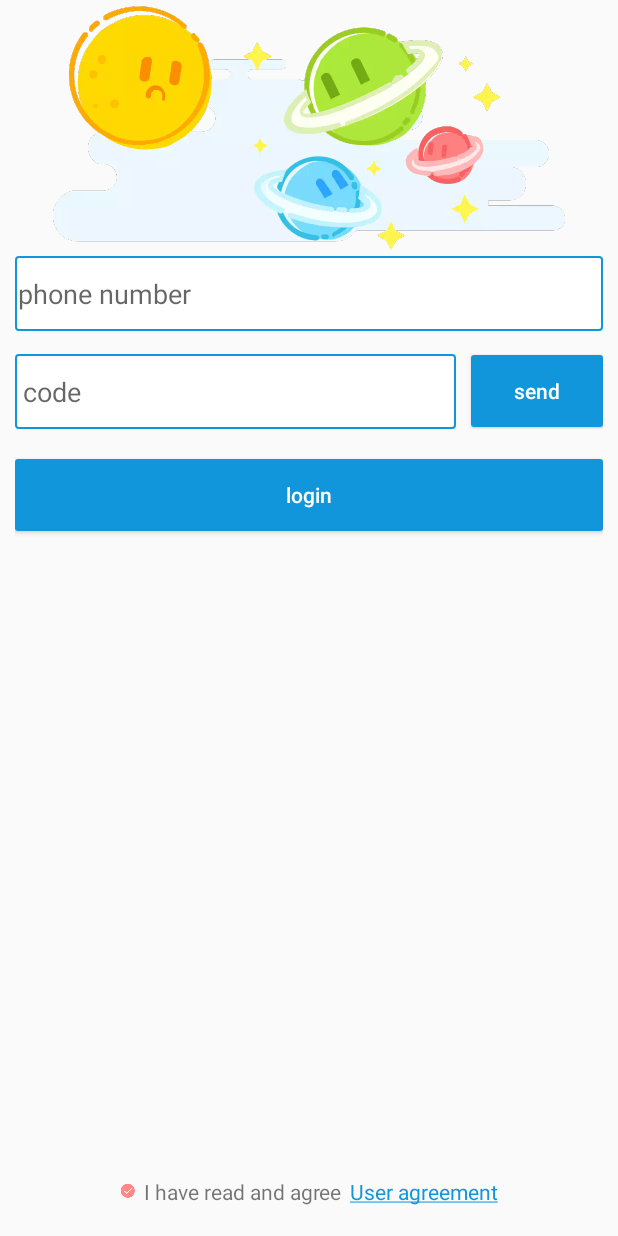
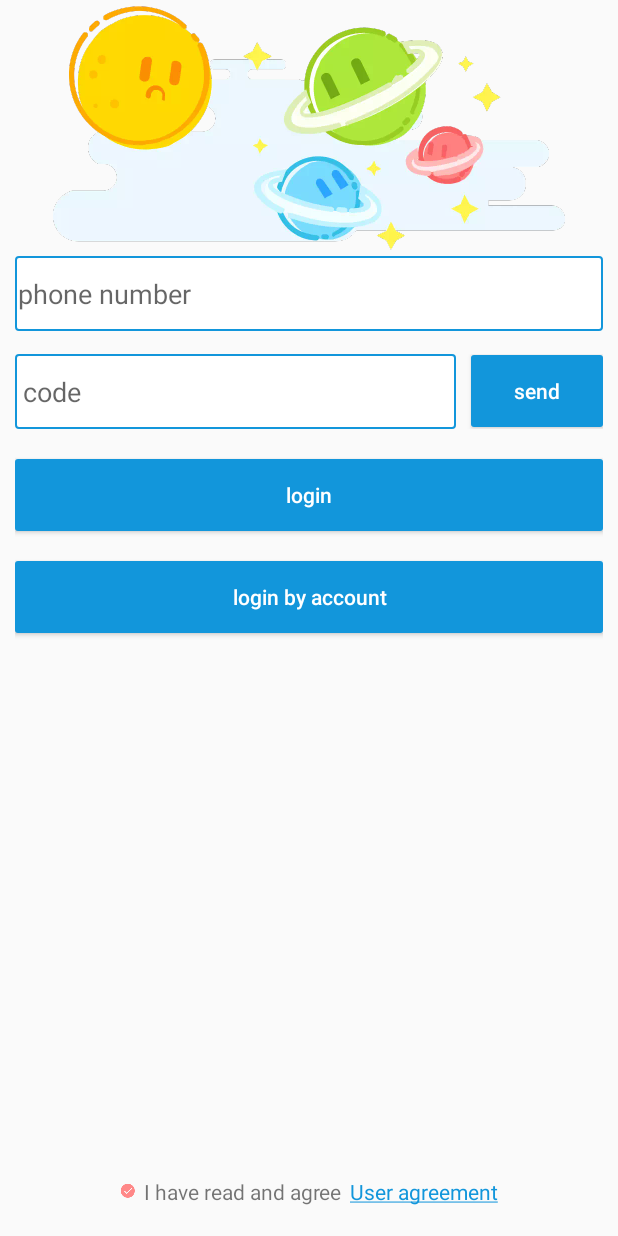
Before and after one commit to seasunny1229/Meet, an Android app: the LoginActivity screen opened directly, with no data from a screen before it, on a phone screen of 412 x 824 dp. Run offline under Robolectric (Android 15) with nearby library versions, the phone set to English and light mode, and no system bars.

Commit message:
ADD: login by account

```diff
--- a/app/src/main/AndroidManifest.xml
+++ b/app/src/main/AndroidManifest.xml
@@ -71,6 +71,9 @@
         <!-- login -->
         <activity android:name=".activity.LoginActivity" />
 
+        <!-- login by account-->
+        <activity android:name=".activity.LoginByAccountActivity" />
+
         <!-- main -->
         <activity android:name=".activity.MainActivity"></activity>
 
--- a/app/src/main/java/com/example/meet/activity/LoginActivity.java
+++ b/app/src/main/java/com/example/meet/activity/LoginActivity.java
@@ -8,6 +8,7 @@ import android.text.TextUtils;
 import android.view.View;
 import android.widget.Button;
 import android.widget.EditText;
+import android.widget.TextView;
 
 import androidx.annotation.NonNull;
 
@@ -22,6 +23,7 @@ import com.example.framework.util.ToastUtil;
 import com.example.framework.view.controller.ImageVerificationDialogController;
 import com.example.framework.view.controller.LoadingDialogController;
 import com.example.framework.view.listener.OnViewResultListener;
+import com.example.meet.BuildConfig;
 import com.example.meet.R;
 import com.example.meet.persistent.SharedPreferenceConstant;
 
@@ -104,6 +106,15 @@ public class LoginActivity extends BaseFullScreenStyleActivity {
                         break;
                 }
                 return false;
+            }
+        });
+
+        // 通过账号密码登录
+        Button loginByAccountButton = findViewById(R.id.btn_login_by_account);
+        loginByAccountButton.setOnClickListener(new View.OnClickListener() {
+            @Override
+            public void onClick(View v) {
+                loginByAccount();
             }
         });
     }
@@ -203,6 +214,8 @@ public class LoginActivity extends BaseFullScreenStyleActivity {
 
     }
 
-
+    private void loginByAccount(){
+        startActivity(new Intent(this, LoginByAccountActivity.class));
+    }
 
 }
--- a/app/src/main/res/layout/activity_login.xml
+++ b/app/src/main/res/layout/activity_login.xml
@@ -68,6 +68,26 @@
             android:text="@string/text_login_login"
             android:textColor="@android:color/white" />
 
+        <Button
+            android:id="@+id/btn_login_by_account"
+            android:textAllCaps="false"
+            android:layout_width="match_parent"
+            android:layout_height="wrap_content"
+            android:layout_marginTop="20dp"
+            android:background="@drawable/login_btn_bg"
+            android:text="@string/text_login_by_account"
+            android:textColor="@android:color/white" />
+
+        <TextView
+            android:visibility="gone"
+            android:id="@+id/tv_test_login"
+            android:layout_marginTop="10dp"
+            android:gravity="right"
+            android:textColor="@color/colorAccent"
+            android:text="测试登录"
+            android:layout_width="match_parent"
+            android:layout_height="wrap_content"/>
+
     </LinearLayout>
 
 
--- a/app/src/main/res/values/strings.xml
+++ b/app/src/main/res/values/strings.xml
@@ -14,9 +14,11 @@
 
     <!-- login -->
     <string name="text_login_phone">phone number</string>
+    <string name="text_login_password">password</string>
     <string name="text_login_code">code</string>
     <string name="text_login_send">send</string>
     <string name="text_login_login">login</string>
+    <string name="text_login_by_account">login by account</string>
     <string name="text_login_agreement_1">I have read and agree</string>
     <string name="text_login_agreement_2"><u>User agreement</u></string>
     <string name="text_login_phone_null">The phone number cannot be empty</string>
@@ -24,6 +26,7 @@
     <string name="text_login_code_null">The captcha cannot be empty</string>
     <string name="text_login_code_error">Verification code error</string>
     <string name="text_login_failure">Fail to login, please try again later</string>
+    <string name="text_login_account_login_failure">wrong account or password</string>
 
     <!-- main -->
     <string name="text_main_star">star</string>
--- a/framework/src/main/java/com/example/framework/backend/service/IUserLoginService.java
+++ b/framework/src/main/java/com/example/framework/backend/service/IUserLoginService.java
@@ -23,4 +23,9 @@ public interface IUserLoginService<T extends IUser> {
     // 通过手机验证码登录，并且获取登录用户对象
     void loginByPhone(String phone, String verificationCode, BackendServiceCallback<T> backendServiceCallback);
 
+    // 通过用户名和密码登录，并且获取登录用户对象
+    void loginByAccount(String account, String password, BackendServiceCallback<T> backendServiceCallback);
+
+    // TODO: 通过第三方登录
+
 }
```
Also changed, not shown: app/src/main/java/com/example/meet/activity/LoginByAccountActivity.java (added, +80 -0 lines), app/src/main/res/layout/activity_login_by_account.xml (added, +88 -0 lines), framework/src/main/java/com/example/framework/cloud/bmob/service/BmobUserLoginService.java (+22 -0 lines), 1 other file.
